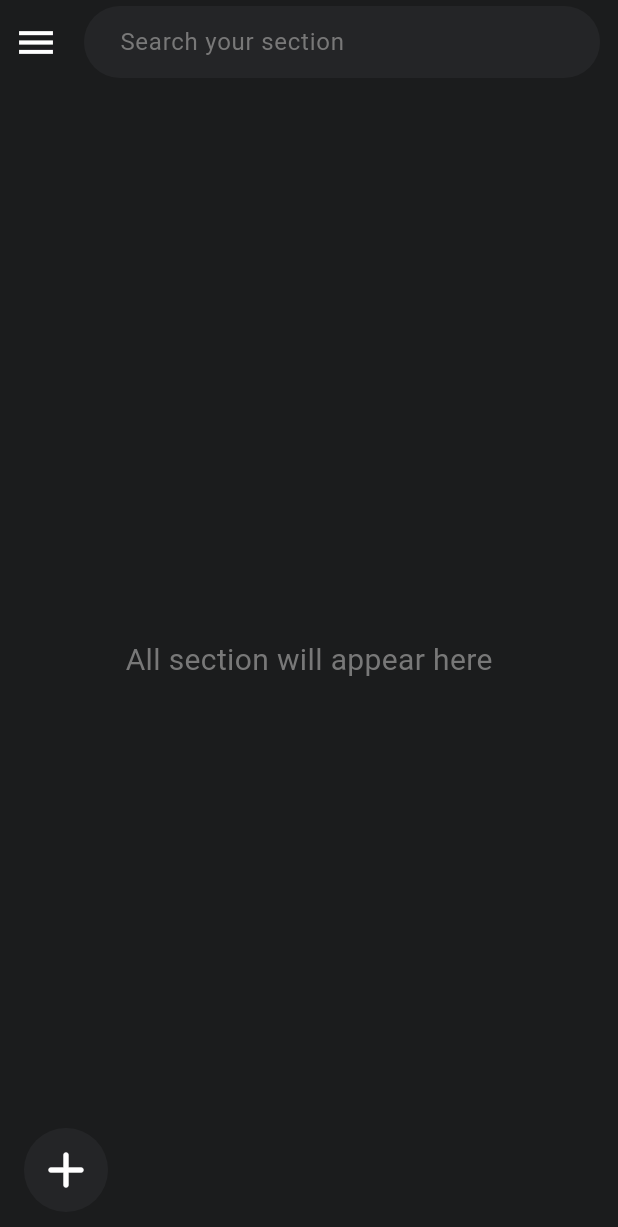
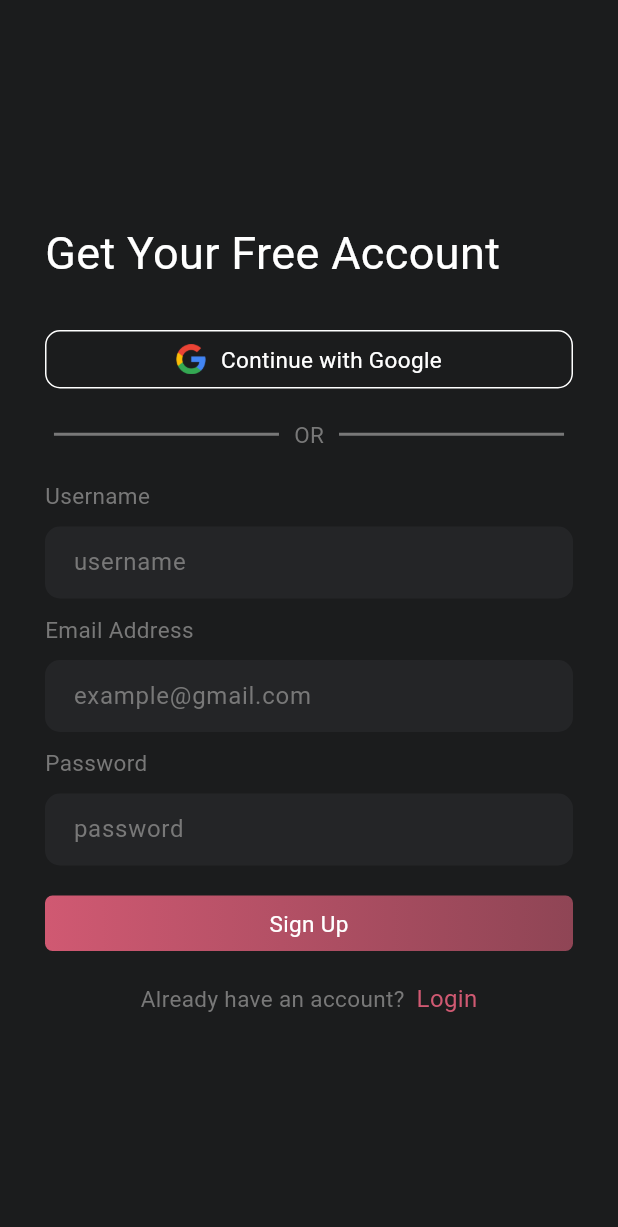
Before and after one commit to md7o/GenioCard, a Flutter app: the screen it shows after launch, on a phone screen of 412 x 824 dp. Shown: the top 1227 px of the screen. Run offline on Flutter 3.47's test engine with Material 3 defaults, Android fonts, the phone set to English and light mode, and no system bars; our stand-ins replace cloud_firestore, file_picker, firebase_auth, firebase_core, flutter_riverpod, hive and 1 more; accounts and stored records are empty.

Commit message:
add sign up and login feature

```diff
--- a/frontend/analysis_options.yaml
+++ b/frontend/analysis_options.yaml
@@ -23,6 +23,5 @@ linter:
   rules:
     # avoid_print: false  # Uncomment to disable the `avoid_print` rule
     # prefer_single_quotes: true  # Uncomment to enable the `prefer_single_quotes` rule
-
 # Additional information about this file can be found at
 # https://dart.dev/guides/language/analysis-options
--- a/frontend/lib/components/UpperBar.dart
+++ b/frontend/lib/components/UpperBar.dart
@@ -19,9 +19,9 @@ class _HeaderState extends State<Header> {
             onPressed: () {
               Scaffold.of(context).openDrawer();
             },
-            icon: const Icon(
+            icon: Icon(
               Icons.menu,
-              color: Colors.white,
+              color: ThemeHelper.getTextColor(context),
               size: 30,
             ),
           ),
--- a/frontend/lib/main.dart
+++ b/frontend/lib/main.dart
@@ -2,7 +2,7 @@ import 'package:flutter/material.dart';
 import 'package:flutter_riverpod/flutter_riverpod.dart';
 import 'package:genio_card/firebase_options.dart';
 import 'package:genio_card/pages/home/HomePage.dart';
-import 'package:genio_card/pages/questions/questions_widget/LoadingPage.dart';
+import 'package:genio_card/pages/login/SignUp.dart';
 import 'package:genio_card/provider/ThemeProvider.dart';
 import 'package:firebase_core/firebase_core.dart';
 import 'package:hive_flutter/hive_flutter.dart';
@@ -35,7 +35,7 @@ class MyApp extends ConsumerWidget {
       themeMode: isDarkMode ? ThemeMode.dark : ThemeMode.light,
       darkTheme: ThemeData.dark(), // Dark theme
       theme: ThemeData.light(), // Light theme
-      home: HomePage(),
+      home: SignUp(),
     );
   }
 }
--- a/frontend/lib/pages/home/HomePage.dart
+++ b/frontend/lib/pages/home/HomePage.dart
@@ -3,6 +3,7 @@ import 'package:flutter_riverpod/flutter_riverpod.dart';
 import 'package:genio_card/components/UpperBar.dart';
 import 'package:genio_card/pages/generate_file_widget/GenerateFilePage.dart';
 import 'package:genio_card/pages/questions/Questions_page.dart';
+import 'package:genio_card/provider/UserNameProvider.dart';
 import 'package:genio_card/provider/questionsDataProvider.dart';
 import 'package:genio_card/theme/CustomColors.dart';
 import 'package:genio_card/theme/ThemeHelper.dart';
@@ -23,12 +24,13 @@ class _HomePageState extends ConsumerState<HomePage> {
     final isDarkMode = ref.watch(themeProvider);
     final questions = ref.watch(questionsProvider);
 
+    final isQuestionsData = questions.isNotEmpty;
+
     final numQuestions = ref.watch(numQuestionsProvider);
     final language = ref.watch(languageProvider);
     final difficulty = ref.watch(difficultyProvider);
 
-    // Check if there are questions, if not show the fallback message
-    final isQuestionsData = questions.isNotEmpty;
+    final username = ref.watch(usernameProvider);
 
     return Scaffold(
       backgroundColor: ThemeHelper.getBackgroundColor(context),
@@ -186,6 +188,13 @@ class _HomePageState extends ConsumerState<HomePage> {
                     ),
                   ),
                 ),
+                Text(
+                  'Hello, ${username ?? "Guest"}!',
+                  style: TextStyle(
+                    color: ThemeHelper.getSecondaryTextColor(context),
+                    fontSize: 20,
+                  ),
+                ),
               ],
             ),
       floatingActionButton: FloatingActionButton(
--- /dev/null
+++ b/frontend/lib/pages/login/SignUp.dart
@@ -0,0 +1,202 @@
+import 'package:cloud_firestore/cloud_firestore.dart';
+import 'package:flutter/material.dart';
+import 'package:flutter_riverpod/flutter_riverpod.dart';
+import 'package:genio_card/pages/home/HomePage.dart';
+import 'package:genio_card/pages/login/Login.dart';
+import 'package:genio_card/pages/login/login_widgets/AuthTextField.dart';
+import 'package:genio_card/provider/UserNameProvider.dart';
+import 'package:genio_card/theme/ThemeHelper.dart';
+import 'package:firebase_auth/firebase_auth.dart';
+
+class SignUp extends ConsumerStatefulWidget {
+  const SignUp({super.key});
+
+  @override
+  ConsumerState<SignUp> createState() => _SignUpState();
+}
+
+class _SignUpState extends ConsumerState<SignUp> {
+  @override
+  final TextEditingController usernameController = TextEditingController();
+  final TextEditingController emailController = TextEditingController();
+  final TextEditingController passwordController = TextEditingController();
+
+  final FirebaseAuth _auth = FirebaseAuth.instance;
+
+  void signUp(String email, String password, String username, BuildContext context) async {
+    try {
+      // Create a new user with Firebase Authentication
+      UserCredential userCredential = await FirebaseAuth.instance.createUserWithEmailAndPassword(email: email, password: password);
+
+      // Save user data to Firestore
+      await FirebaseFirestore.instance.collection('users').doc(userCredential.user!.uid).set({
+        'username': username,
+        'email': email,
+        'createdAt': DateTime.now(),
+      });
+
+      ref.read(usernameProvider.notifier).state = username;
+
+      // Navigate to the HomePage (or any other page)
+      Navigator.pushReplacement(
+        context,
+        MaterialPageRoute(builder: (context) => const HomePage()),
+      );
+    } catch (e) {
+      // Handle errors
+      ScaffoldMessenger.of(context).showSnackBar(
+        SnackBar(content: Text(e.toString())),
+      );
+    }
+  }
+
+  Widget build(BuildContext context) {
+    return Scaffold(
+      backgroundColor: ThemeHelper.getBackgroundColor(context),
+      body: Padding(
+        padding: const EdgeInsets.symmetric(horizontal: 30),
+        child: Column(
+          mainAxisAlignment: MainAxisAlignment.center,
+          crossAxisAlignment: CrossAxisAlignment.start,
+          children: [
+            Text(
+              "Get Your Free Account",
+              style: TextStyle(color: ThemeHelper.getTextColor(context), fontSize: 30),
+            ),
+            const SizedBox(height: 30),
+            Container(
+              decoration: BoxDecoration(
+                border: Border.all(color: Colors.white, width: 1),
+                borderRadius: BorderRadius.circular(10),
+              ),
+              child: Padding(
+                padding: const EdgeInsets.all(8.0),
+                child: Row(
+                  mainAxisAlignment: MainAxisAlignment.center,
+                  children: [
+                    Image.asset(
+                      "assets/images/goolge-icon.png",
+                      height: 20,
+                    ),
+                    const SizedBox(width: 10),
+                    const Text(
+                      "Continue with Google",
+                      style: TextStyle(color: Colors.white, fontSize: 15),
+                    ),
+                  ],
+                ),
+              ),
+            ),
+            Padding(
+              padding: const EdgeInsets.symmetric(vertical: 20),
+              child: Row(
+                mainAxisAlignment: MainAxisAlignment.center,
+                children: [
+                  Container(
+                    width: 150,
+                    decoration: BoxDecoration(
+                      border: Border.all(color: ThemeHelper.getSecondaryTextColor(context), width: 1),
+                    ),
+                  ),
+                  const SizedBox(width: 10),
+                  Text(
+                    "OR",
+                    style: TextStyle(fontSize: 15, color: ThemeHelper.getSecondaryTextColor(context)),
+                  ),
+                  const SizedBox(width: 10),
+                  Container(
+                    width: 150,
+                    decoration: BoxDecoration(
+                      border: Border.all(color: ThemeHelper.getSecondaryTextColor(context), width: 1),
+                    ),
+                  ),
+                ],
+              ),
+            ),
+            AuthTextField(
+              label: 'username',
+              titleLabel: 'Username',
+              keyType: TextInputType.name,
+              authController: usernameController,
+              obscureText: false,
+            ),
+            const SizedBox(height: 10),
+            AuthTextField(
+              label: 'example@gmail.com',
+              titleLabel: 'Email Address',
+              keyType: TextInputType.emailAddress,
+              authController: emailController,
+              obscureText: false,
+            ),
+            const SizedBox(height: 10),
+            AuthTextField(
+              label: 'password',
+              titleLabel: 'Password',
+              keyType: TextInputType.name,
+              authController: passwordController,
+              obscureText: true,
+            ),
+            const SizedBox(height: 20),
+            GestureDetector(
+              onTap: () async {
+                final email = emailController.text.trim();
+                final password = passwordController.text.trim();
+                final username = usernameController.text.trim();
+
+                if (username.isEmpty || email.isEmpty || password.isEmpty) {
+                  ScaffoldMessenger.of(context).showSnackBar(
+                    const SnackBar(content: Text("All fields are required.")),
+                  );
+                  return;
+                }
+
+                signUp(email, password, username, context);
+              },
+              child: Container(
+                width: double.infinity,
+                padding: const EdgeInsets.symmetric(vertical: 8),
+                decoration: BoxDecoration(
+                  borderRadius: BorderRadius.circular(5),
+                  gradient: const LinearGradient(
+                    colors: [
+                      Color(0xFFD05972),
+                      Color(0xFF8F4555),
+                    ],
+                  ),
+                ),
+                child: const Center(
+                  child: Text(
+                    "Sign Up",
+                    style: TextStyle(color: Colors.white, fontSize: 15),
+                  ),
+                ),
+              ),
+            ),
+            const SizedBox(height: 20),
+            Row(
+              mainAxisAlignment: MainAxisAlignment.center,
+              children: [
+                Text(
+                  "Already have an account?  ",
+                  style: TextStyle(color: ThemeHelper.getSecondaryTextColor(context), fontSize: 15),
+                ),
+                GestureDetector(
+                  onTap: () {
+                    Navigator.pushReplacement(
+                      context,
+                      MaterialPageRoute(builder: (context) => const Login()),
+                    );
+                  },
+                  child: const Text(
+                    "Login",
+                    style: TextStyle(color: Color(0xFFD05972), fontSize: 16),
+                  ),
+                ),
+              ],
+            ),
+          ],
+        ),
+      ),
+    );
+  }
+}
--- /dev/null
+++ b/frontend/lib/pages/login/login_widgets/AuthTextField.dart
@@ -0,0 +1,54 @@
+import 'package:flutter/material.dart';
+import 'package:genio_card/theme/ThemeHelper.dart';
+
+class AuthTextField extends StatelessWidget {
+  final String titleLabel;
+  final String label;
+  final TextInputType? keyType;
+  final TextEditingController? authController;
+  final bool obscureText;
+  const AuthTextField({
+    super.key,
+    required this.label,
+    required this.titleLabel,
+    required this.keyType,
+    this.authController,
+    required this.obscureText,
+  });
+
+  @override
+  Widget build(BuildContext context) {
+    return Column(
+      crossAxisAlignment: CrossAxisAlignment.start,
+      children: [
+        Text(
+          titleLabel,
+          style: TextStyle(
+            fontSize: 15,
+            color: ThemeHelper.getSecondaryTextColor(context),
+          ),
+        ),
+        const SizedBox(height: 10),
+        TextField(
+          controller: authController,
+          keyboardType: keyType,
+          obscureText: obscureText,
+          style: TextStyle(
+            color: ThemeHelper.getTextColor(context),
+          ),
+          decoration: InputDecoration(
+            hintText: label,
+            hintStyle: TextStyle(color: ThemeHelper.getSecondaryTextColor(context)),
+            labelStyle: TextStyle(
+              color: ThemeHelper.getSecondaryTextColor(context),
+            ),
+            filled: true,
+            fillColor: ThemeHelper.getCardColor(context),
+            contentPadding: const EdgeInsets.symmetric(horizontal: 15),
+            border: OutlineInputBorder(borderRadius: BorderRadius.circular(10), borderSide: BorderSide.none),
+          ),
+        ),
+      ],
+    );
+  }
+}
--- /dev/null
+++ b/frontend/lib/provider/UserNameProvider.dart
@@ -0,0 +1,3 @@
+import 'package:flutter_riverpod/flutter_riverpod.dart';
+
+final usernameProvider = StateProvider<String>((ref) => "");
--- a/frontend/lib/provider/questionsDataProvider.dart
+++ b/frontend/lib/provider/questionsDataProvider.dart
@@ -12,6 +12,6 @@ class QuestionNotifier extends StateNotifier<List<Map<String, String>>> {
   }
 }
 
-final numQuestionsProvider = StateProvider<String>((ref) => '5'); // Default value
+final numQuestionsProvider = StateProvider<String>((ref) => '1'); // Default value
 final languageProvider = StateProvider<String>((ref) => 'English'); // Default value
 final difficultyProvider = StateProvider<String>((ref) => 'Simple'); // Default value
--- a/frontend/pubspec.yaml
+++ b/frontend/pubspec.yaml
@@ -20,6 +20,7 @@ dependencies:
   cloud_firestore: ^5.5.1
   hive: ^2.2.3
   hive_flutter: ^1.1.0
+  firebase_auth: ^5.3.4
 
 dev_dependencies:
   flutter_test:
```
Also changed, not shown: frontend/lib/pages/generate_file_widget/GenerateFilePage.dart (+24 -12 lines), frontend/lib/pages/login/Login.dart (added, +200 -0 lines), frontend/assets/images/goolge-icon.png (added), frontend/pubspec.lock, 6 other files.
